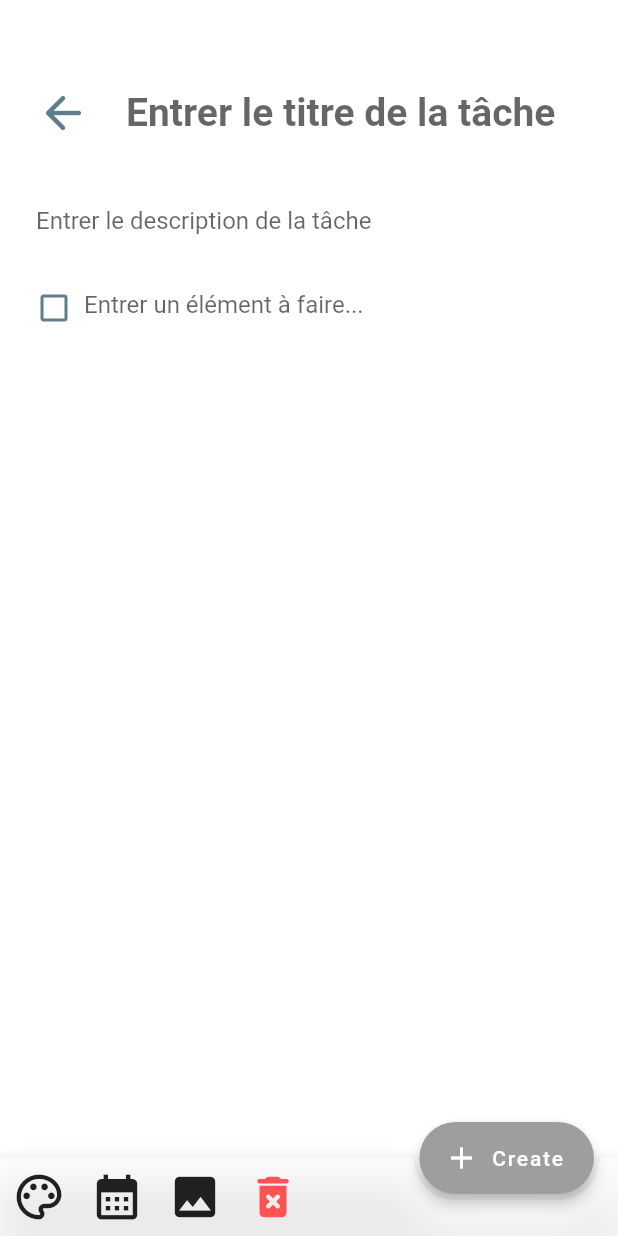
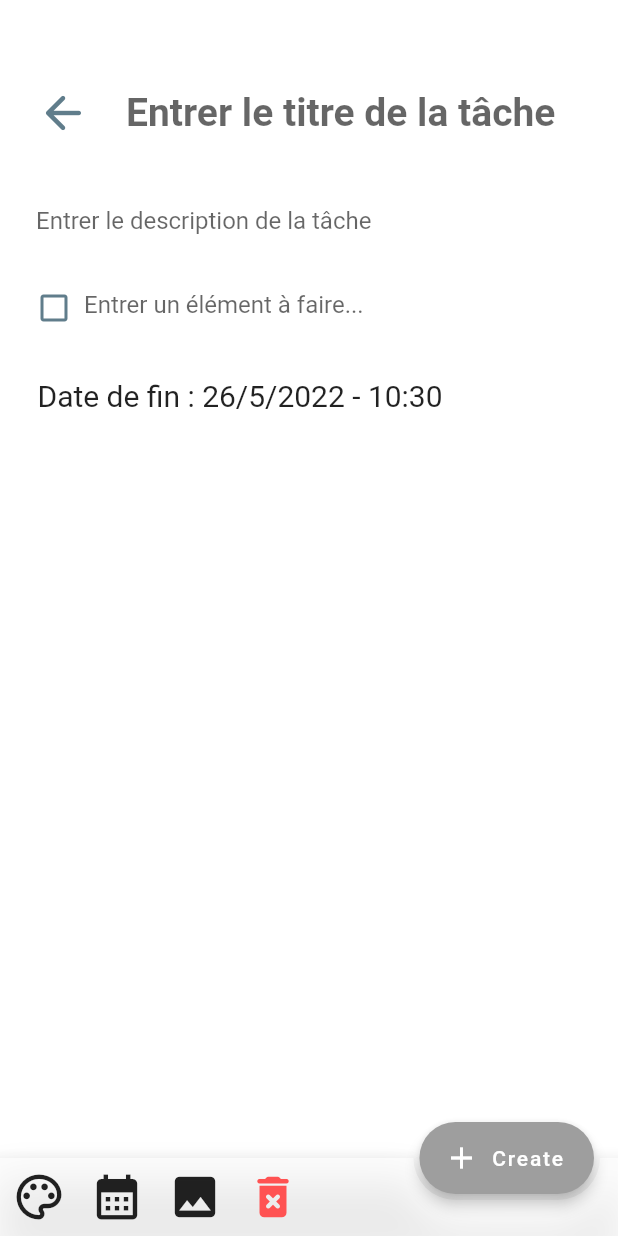
Before and after one commit to arturribeiro10/projetflutter_nam, a Flutter app: the Taskpage screen opened directly, on a phone screen of 412 x 824 dp. Run offline on Flutter 3.47's test engine with Material 2 defaults, Android fonts, the phone set to English and light mode, and no system bars; our stand-ins replace cloud_firestore, date_format, firebase_core, flutter_colorpicker, flutter_datetime_picker, image_picker; accounts and stored records are empty.

Commit message:
DatePicker : Date et heure au bon endroit. TODO : date et heure de base vide + local notification

```diff
--- a/lib/screens/homepage.dart
+++ b/lib/screens/homepage.dart
@@ -1,3 +1,4 @@
+import 'package:cloud_firestore/cloud_firestore.dart';
 import 'package:flutter/cupertino.dart';
 import 'package:flutter/material.dart';
 import 'package:flutter/rendering.dart';
--- a/lib/screens/taskpage.dart
+++ b/lib/screens/taskpage.dart
@@ -112,7 +112,7 @@ class _TaskpageState extends State<Taskpage> {
                       ],
                     ),
                   ),
-                   Padding(
+            Padding(
                     padding: EdgeInsets.only(
                       bottom: 8.0,
                     ),
@@ -160,7 +160,18 @@ class _TaskpageState extends State<Taskpage> {
                                 ))
                           ],
                         ),
-                      )
+                      ),
+                      Padding(
+                        padding: const EdgeInsets.only(left: 25,top: 25,),
+                        child: Row(
+                          children:[
+                            Text('Date de fin : ${date.day}/${date.month}/${date.year} - ${time.hour}:${time.minute}',
+                                style: TextStyle(
+                                  fontSize: 20.0,
+                                )),
+                          ],
+                        ),
+                      ),
                     ],
                   )
                 ],
```
